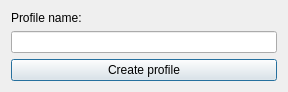
hatz2/GflessClient, file AddProfileDialog.ui: the form before one commit.
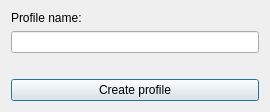
The form after the commit.

Commit message: Updated to hanlde profile system

```diff
--- a/AddProfileDialog.ui
+++ b/AddProfileDialog.ui
@@ -6,8 +6,8 @@
    <rect>
     <x>0</x>
     <y>0</y>
-    <width>288</width>
-    <height>86</height>
+    <width>270</width>
+    <height>112</height>
    </rect>
   </property>
   <property name="windowTitle">
@@ -24,6 +24,19 @@
    <item>
     <widget class="QLineEdit" name="profileNameLineEdit"/>
    </item>
+   <item>
+    <spacer name="horizontalSpacer">
+     <property name="orientation">
+      <enum>Qt::Horizontal</enum>
+     </property>
+     <property name="sizeHint" stdset="0">
+      <size>
+       <width>40</width>
+       <height>20</height>
+      </size>
+     </property>
+    </spacer>
+   </item>
    <item>
     <widget class="QPushButton" name="createProfileButton">
      <property name="text">
```
The commit also changes 13 other files.
